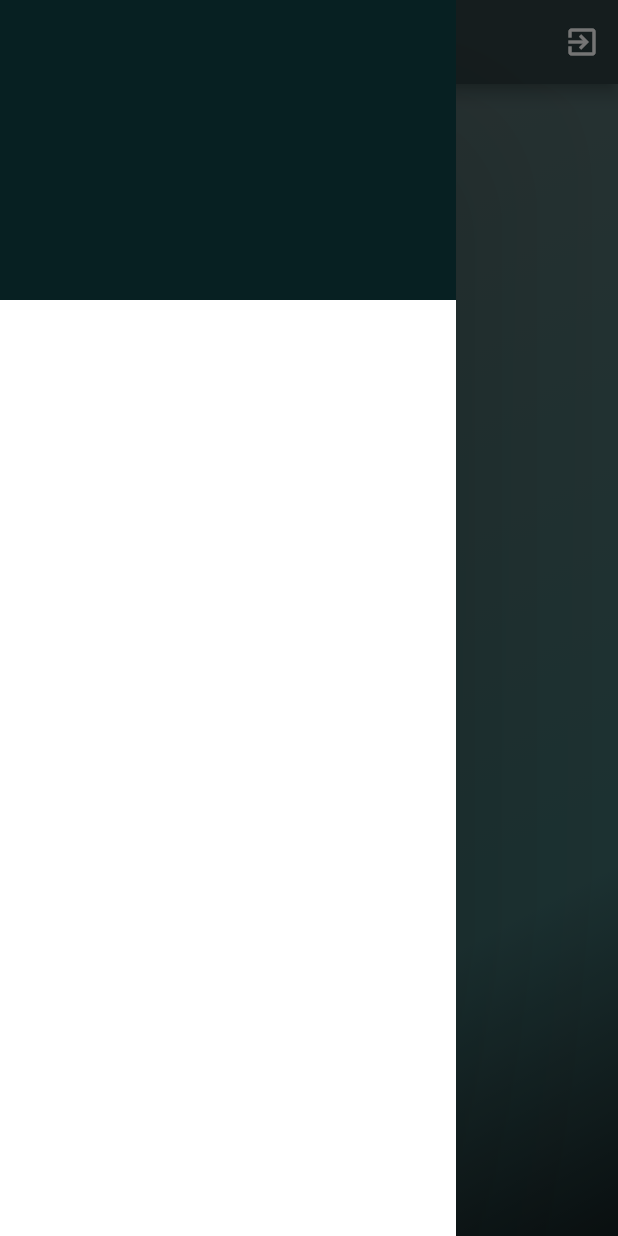
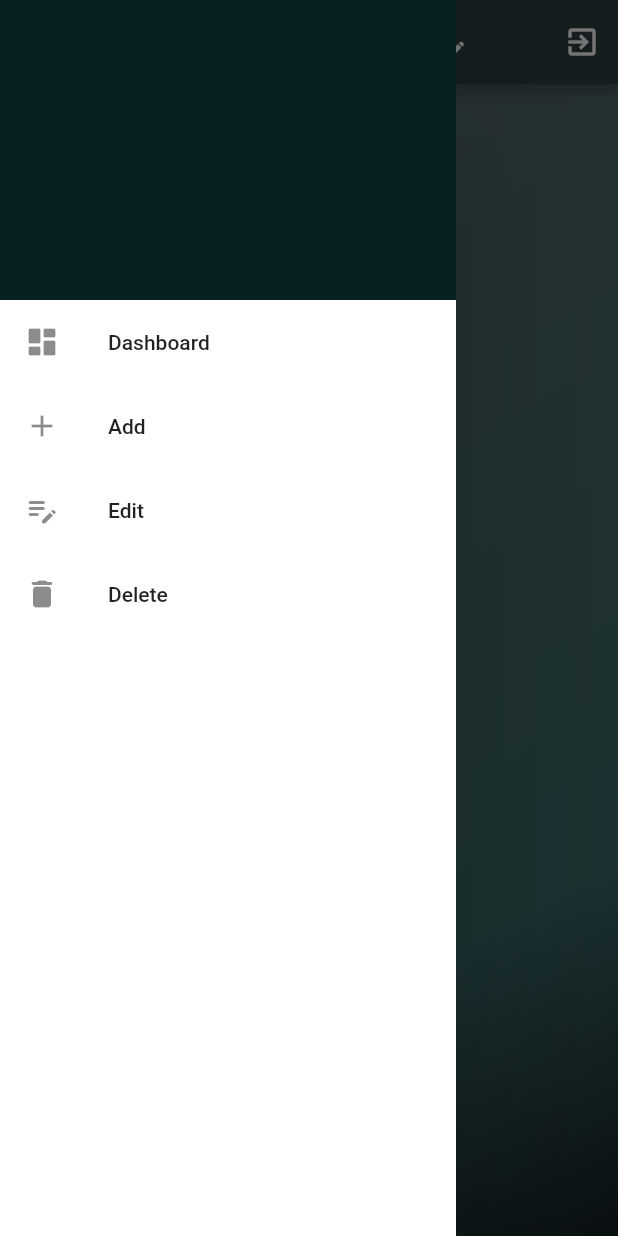
Before and after one commit to Ahmedriyadh19/Management-Factory-System, a Flutter app: the Home screen opened directly, with the side drawer open, on a phone screen of 412 x 824 dp. Run offline on Flutter 3.47's test engine with Material 2 defaults, Android fonts, the phone set to English and light mode, and no system bars.

Commit message:
Update v3.9

```diff
--- a/lib/View/Main Pages/home.dart
+++ b/lib/View/Main Pages/home.dart
@@ -1,11 +1,10 @@
 import 'package:flutter/material.dart';
 import 'package:management_factory_system/View/Containers/background.dart';
+import 'package:management_factory_system/View/Main%20Pages/Add/add_page.dart';
 import 'package:management_factory_system/View/Main%20Pages/Dashboard/dashboard.dart';
 import 'package:management_factory_system/View/Main%20Pages/Delete/delete_page.dart';
 import 'package:management_factory_system/View/Main%20Pages/Edit/edit_page.dart';
-import 'package:management_factory_system/View/Main%20Pages/New/new_page.dart';
 import 'package:management_factory_system/main.dart';
-import 'package:sidebarx/sidebarx.dart';
 
 class Home extends StatefulWidget {
   const Home({Key? key}) : super(key: key);
@@ -15,9 +14,10 @@ class Home extends StatefulWidget {
 }
 
 class _HomeState extends State<Home> {
+  static List<bool> isSelectedBtn = [false, false, false, false];
   static List<Widget> wed = [
     const Dashboard(),
-    const NewPage(),
+    const AddPage(),
     const EditPage(),
     const DeletePage()
   ];
@@ -28,15 +28,15 @@ class _HomeState extends State<Home> {
     return Drawer(
       backgroundColor: const Color.fromARGB(255, 255, 255, 255),
       elevation: 50,
-      child: Column(children: [
+      child: ListView(children: [
         Container(
           height: 200,
           color: const Color.fromARGB(255, 7, 32, 34),
         ),
-        Container(
-          color: Colors.blue,
-          child: Column(children: const []),
-        )
+        line(Icons.dashboard_rounded, 'Dashboard', 0),
+        line(Icons.add, 'Add', 1),
+        line(Icons.edit_note_rounded, 'Edit', 2),
+        line(Icons.delete_rounded, 'Delete', 3)
       ]),
     );
   }
@@ -47,12 +47,79 @@ class _HomeState extends State<Home> {
     });
   }
 
+  ListTile line(IconData icon, String title, int index) {
+    return ListTile(
+      leading: Icon(icon),
+      title: Text(title),
+      hoverColor: const Color.fromARGB(255, 7, 114, 62),
+      selectedColor: const Color.fromARGB(255, 23, 70, 221),
+      selected: isSelectedBtn[index],
+      onTap: () {
+        setState(() {
+          selectedPage(index);
+          getSelectedBtn(index);
+          option();
+        });
+      },
+    );
+  }
+
+  getSelectedBtn(int index) {
+    for (int i = 0; i < isSelectedBtn.length; i++) {
+      if (i != index) {
+        isSelectedBtn[i] = false;
+      } else {
+        isSelectedBtn[i] = true;
+      }
+    }
+  }
+
+  PopupMenuButton option() {
+    return PopupMenuButton(
+      itemBuilder: (_) {
+        return [
+          const PopupMenuItem(
+            value: 'edit',
+            child: Text('Edit'),
+          ),
+          const PopupMenuItem(
+            value: 'delete',
+            child: Text('Delete'),
+          )
+        ];
+      },
+    );
+  }
+
   AppBar upBar() {
     return AppBar(
       centerTitle: true,
       backgroundColor: const Color.fromARGB(255, 45, 64, 65),
       title: const Text('Welcome'),
       actions: [
+        IconButton(
+          icon: const Icon(Icons.add),
+          onPressed: () {
+            setState(() {
+              selectedPage(1);
+              getSelectedBtn(1);
+              option();
+            });
+          },
+        ),
+        IconButton(
+          icon: const Icon(Icons.edit_note_rounded),
+          onPressed: () {
+            setState(() {
+              selectedPage(2);
+              getSelectedBtn(2);
+              option();
+            });
+          },
+        ),
+        const SizedBox(
+          width: 40,
+        ),
         IconButton(
           icon: const Icon(Icons.exit_to_app),
           onPressed: () {
@@ -62,6 +129,19 @@ class _HomeState extends State<Home> {
           },
         )
       ],
+    );
+  }
+
+  IconButton upBarBtn() {
+    return IconButton(
+      icon: const Icon(Icons.delete_rounded),
+      onPressed: () {
+        setState(() {
+          selectedPage(3);
+          getSelectedBtn(3);
+          option();
+        });
+      },
     );
   }
 
```
Also changed, not shown: lib/View/Main Pages/Add/add_page.dart (renamed from lib/View/Main Pages/New/new_page.dart, +5 -5 lines).
